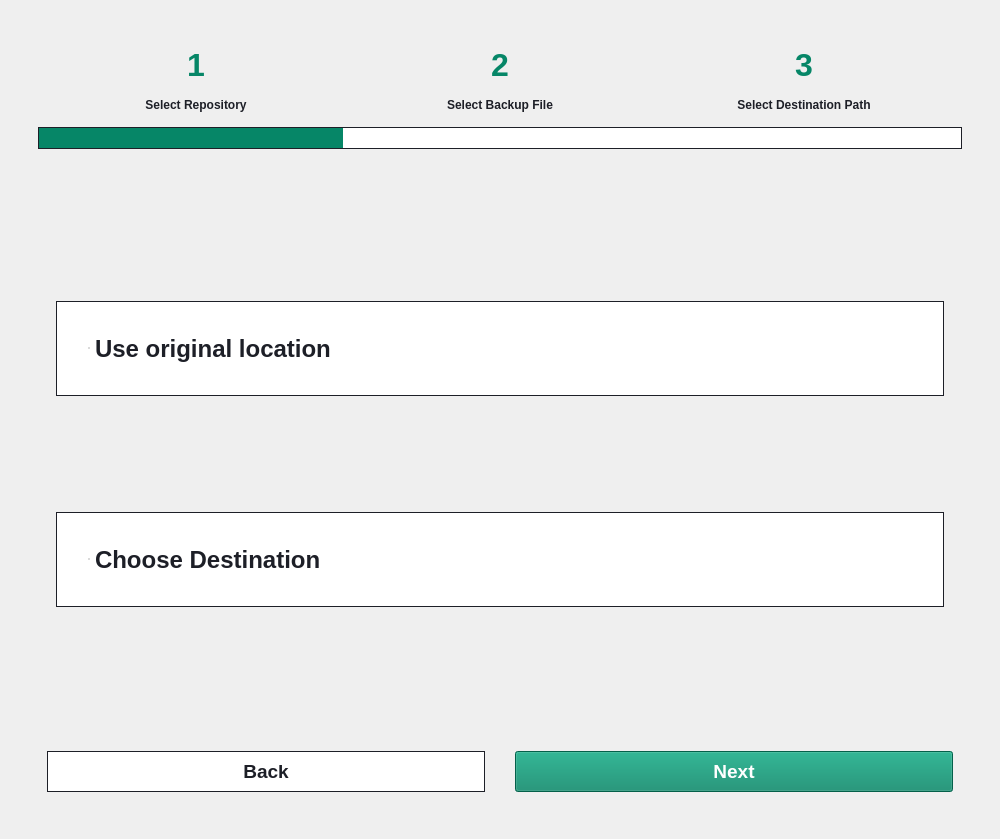
This is src/gui/tabs/restore_tab.ui in HPE-Backup-and-Recovery-System/ResilioZ as Qt 5 draws it before an edit. The edited form follows.
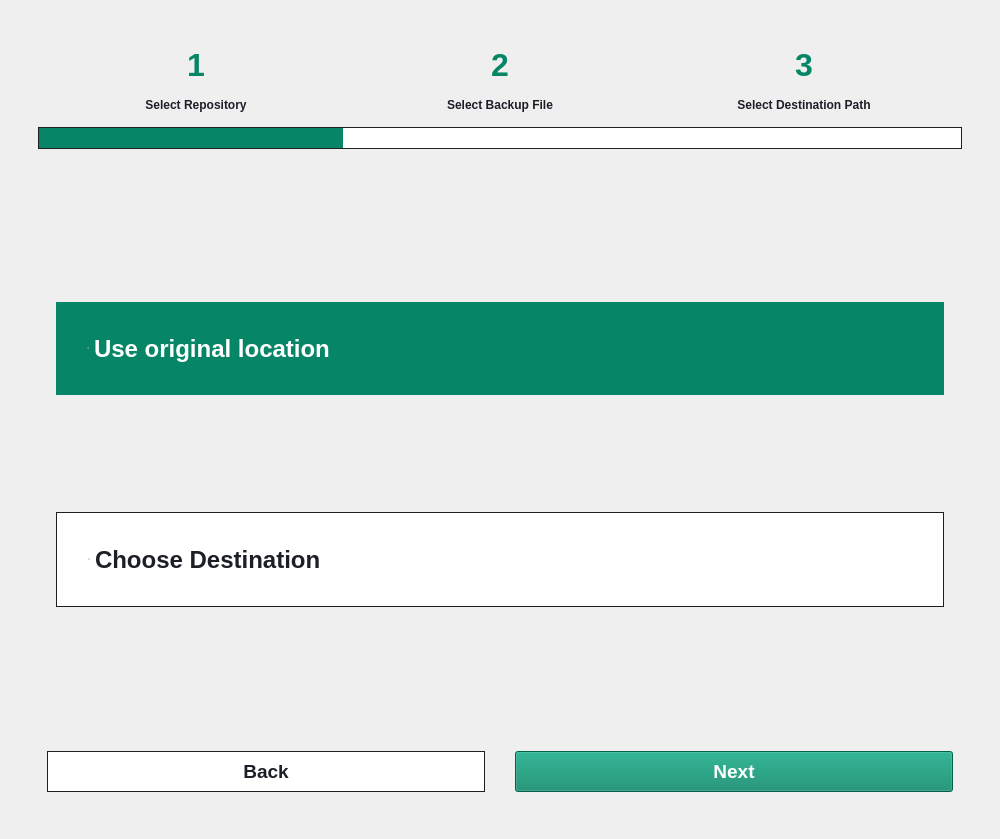
This is the edited form. The open tabs and pages were chosen to show the change. Icons and pictures are not drawn.

Commit message: User input to restore UI now stored, awaiting integration

Patch:
```diff
--- a/src/gui/tabs/restore_tab.ui
+++ b/src/gui/tabs/restore_tab.ui
@@ -596,6 +596,9 @@
                          <property name="text">
                           <string>Use original location</string>
                          </property>
+                         <property name="checked">
+                          <bool>true</bool>
+                         </property>
                         </widget>
                        </item>
                        <item row="1" column="0">
```
Left out of the diff: 2 changed lines with no effect on the pictures. The commit also changes 4 other files.
